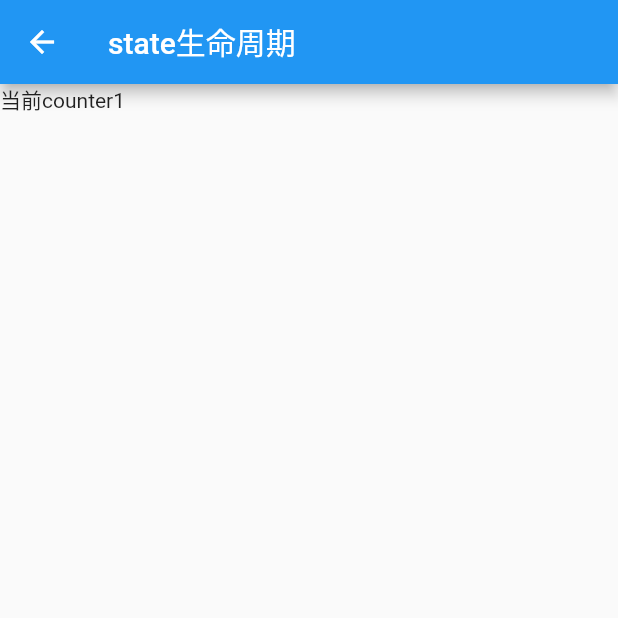
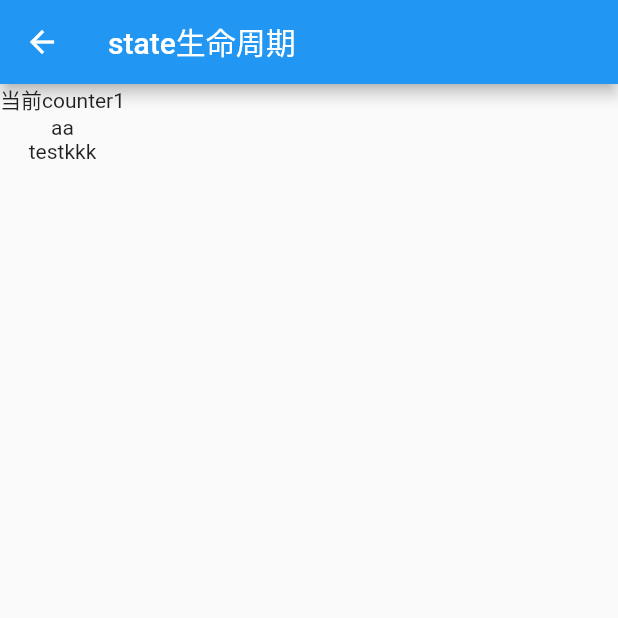
Before and after one commit to kyyiu/flutter_learn, a Flutter app: the LearnWidgetful screen opened directly, after a tap on the "add" icon, on a phone screen of 412 x 824 dp, the top half of it. Run offline on Flutter 3.47's test engine with Material 2 defaults, Android fonts, the phone set to English and light mode, and no system bars.

```diff
--- a/lib/pages/widgetProduce/learnWidget.dart
+++ b/lib/pages/widgetProduce/learnWidget.dart
@@ -11,8 +11,10 @@ class LearnWidgetful extends StatefulWidget {
 }
 
 class _LearnWidgetfulState extends State<LearnWidgetful> {
+  final thisKey = GlobalKey<_TestGlobalKeyState>();
 
   int _counter = 0;
+  static String str = 'ahhs';
 
   @override
   void initState() {
@@ -63,6 +65,10 @@ class _LearnWidgetfulState extends State<LearnWidgetful> {
     print('dispose');
   }
 
+  Widget Sub() {
+    return Text( 'aa');
+  }
+
   @override
   Widget build(BuildContext context) {
     /**
@@ -80,11 +86,14 @@ class _LearnWidgetfulState extends State<LearnWidgetful> {
       ),
       body: Column(
         children: [
-          Text('当前counter$_counter')
+          Text('当前counter$_counter'),
+          Sub(),
+          TestGlobalKey(key: thisKey,)
         ],
       ),
       floatingActionButton: FloatingActionButton(
         onPressed: () {
+          print(thisKey.currentState?.str);
           setState(() => _counter++);
         },
         child: const Icon(Icons.add),
@@ -92,3 +101,20 @@ class _LearnWidgetfulState extends State<LearnWidgetful> {
     );
   }
 }
+
+class TestGlobalKey extends StatefulWidget {
+  const TestGlobalKey({ Key? key }) : super(key: key);
+
+  @override
+  State<TestGlobalKey> createState() => _TestGlobalKeyState();
+}
+
+class _TestGlobalKeyState extends State<TestGlobalKey> {
+  final String str = 'gge';
+  @override
+  Widget build(BuildContext context) {
+    return Container(
+      child: Text('testkkk'),
+    );
+  }
+}
```
